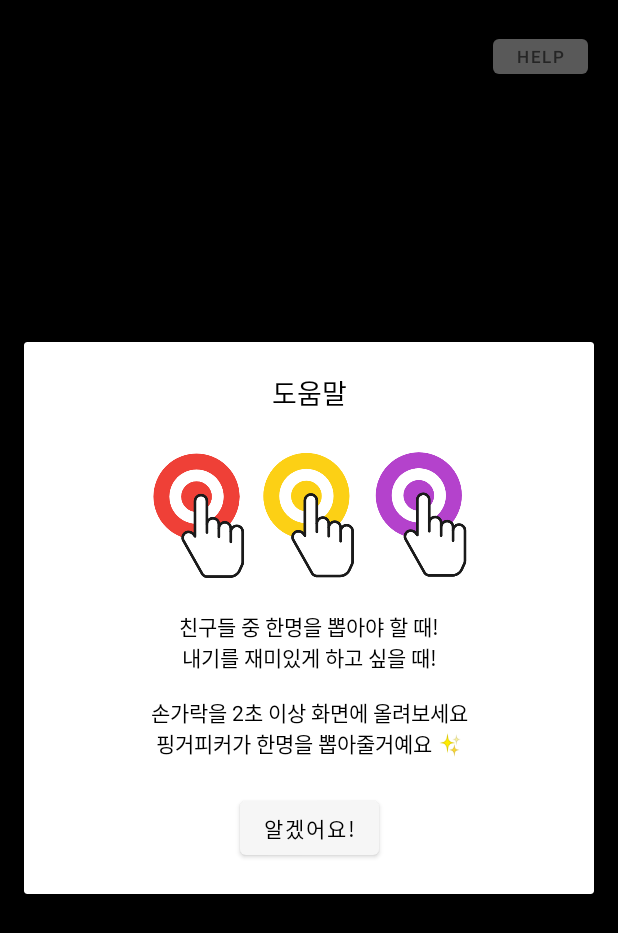
After one commit to yeonkims/finger-pick, an Android app: the fragment HelpDialog placed in its activity, on a phone screen of 412 x 824 dp. The commit adds this screen. Shown: the top 933 px of the screen. Run offline under Robolectric (Android 15) with nearby library versions, the phone set to English and light mode, and no system bars; our stand-ins replace data binding.

Commit message:
feat: add help dialog

```diff
--- a/app/build.gradle
+++ b/app/build.gradle
@@ -30,6 +30,11 @@ android {
     kotlinOptions {
         jvmTarget = '1.8'
     }
+
+    dataBinding {
+        enabled = true
+    }
+
 }
 
 dependencies {
--- a/app/src/main/java/com/yeonkims/fingerpick/ui/PickerFragment.kt
+++ b/app/src/main/java/com/yeonkims/fingerpick/ui/PickerFragment.kt
@@ -5,15 +5,34 @@ import androidx.fragment.app.Fragment
 import android.view.LayoutInflater
 import android.view.View
 import android.view.ViewGroup
+import androidx.databinding.DataBindingUtil
 import com.yeonkims.fingerpick.R
+import com.yeonkims.fingerpick.databinding.FragmentHelpDialogBinding
+import com.yeonkims.fingerpick.databinding.FragmentPickerBinding
+import com.yeonkims.fingerpick.ui.help.HelpDialog
 
 class PickerFragment : Fragment() {
+
+    lateinit var binding: FragmentPickerBinding
 
     override fun onCreateView(
         inflater: LayoutInflater, container: ViewGroup?,
         savedInstanceState: Bundle?
     ): View? {
-        return inflater.inflate(R.layout.fragment_picker, container, false)
+
+        binding = DataBindingUtil.inflate(
+            inflater, R.layout.fragment_picker, container, false
+        )
+        setOnClickListener()
+        return binding.root
     }
 
+    private fun setOnClickListener() {
+        binding.helpBtn.setOnClickListener {
+            HelpDialog().show(
+                parentFragmentManager,
+                HelpDialog.TAG
+            )
+        }
+    }
 }
--- /dev/null
+++ b/app/src/main/java/com/yeonkims/fingerpick/ui/help/HelpDialog.kt
@@ -0,0 +1,39 @@
+package com.yeonkims.fingerpick.ui.help
+
+import android.os.Bundle
+import android.view.LayoutInflater
+import android.view.View
+import android.view.ViewGroup
+import androidx.databinding.DataBindingUtil
+import androidx.fragment.app.DialogFragment
+import com.yeonkims.fingerpick.R
+import com.yeonkims.fingerpick.databinding.FragmentHelpDialogBinding
+
+
+class HelpDialog : DialogFragment() {
+
+    lateinit var binding: FragmentHelpDialogBinding
+
+    override fun onCreateView(
+        inflater: LayoutInflater, container: ViewGroup?,
+        savedInstanceState: Bundle?
+    ): View {
+        binding = DataBindingUtil.inflate(LayoutInflater.from(context),
+            R.layout.fragment_help_dialog, null, false)
+
+        setOnClickListeners()
+
+        return binding.root
+    }
+
+    private fun setOnClickListeners() {
+        binding.confirmButton.setOnClickListener {
+            dismiss()
+        }
+    }
+
+    companion object {
+        const val TAG = "HelpDialog"
+    }
+
+}
--- a/app/src/main/res/drawable/circle_button.xml
+++ /dev/null
@@ -1,4 +0,0 @@
-<?xml version="1.0" encoding="utf-8"?>
-<shape xmlns:android="http://schemas.android.com/apk/res/android"
-    android:shape="oval">
-</shape>
--- /dev/null
+++ b/app/src/main/res/layout/fragment_help_dialog.xml
@@ -0,0 +1,66 @@
+<?xml version="1.0" encoding="utf-8"?>
+<layout xmlns:tools="http://schemas.android.com/tools"
+    xmlns:android="http://schemas.android.com/apk/res/android"
+    xmlns:app="http://schemas.android.com/apk/res-auto">
+
+    <androidx.constraintlayout.widget.ConstraintLayout
+        android:layout_width="match_parent"
+        android:layout_height="wrap_content"
+        android:gravity="center"
+        android:padding="20dp"
+        android:orientation="vertical">
+
+        <TextView
+            android:id="@+id/help_title"
+            android:layout_width="match_parent"
+            android:layout_height="wrap_content"
+            android:gravity="center"
+            android:paddingBottom="12dp"
+            android:text="@string/help_title"
+            android:textAppearance="@style/TextAppearance.AppCompat.Medium"
+            android:textColor="@color/black"
+            app:layout_constraintBottom_toTopOf="@+id/img_touch"
+            app:layout_constraintEnd_toEndOf="parent"
+            app:layout_constraintStart_toStartOf="parent"
+            app:layout_constraintTop_toTopOf="parent" />
+
+        <ImageView
+            android:id="@+id/img_touch"
+            android:layout_width="wrap_content"
+            android:layout_height="90dp"
+            android:layout_marginTop="10dp"
+            app:layout_constraintEnd_toEndOf="parent"
+            app:layout_constraintStart_toStartOf="parent"
+            app:layout_constraintTop_toBottomOf="@+id/help_title"
+            app:srcCompat="@drawable/img_touch" />
+
+
+        <TextView
+            android:id="@+id/help_content"
+            android:layout_width="match_parent"
+            android:layout_height="wrap_content"
+            android:layout_marginTop="20dp"
+            android:gravity="center"
+            android:lines="5"
+            android:paddingBottom="12dp"
+            android:text="@string/help_content"
+            android:textAppearance="@style/TextAppearance.AppCompat.Small"
+            android:textColor="@color/black"
+            app:layout_constraintEnd_toEndOf="parent"
+            app:layout_constraintStart_toStartOf="parent"
+            app:layout_constraintTop_toBottomOf="@+id/img_touch" />
+
+        <Button
+            android:id="@+id/confirm_button"
+            android:layout_width="wrap_content"
+            android:layout_height="wrap_content"
+            android:layout_marginTop="10dp"
+            android:text="@string/help_btn"
+            android:textSize="14sp"
+            app:backgroundTint="#F6F6F6"
+            app:layout_constraintEnd_toEndOf="parent"
+            app:layout_constraintStart_toStartOf="parent"
+            app:layout_constraintTop_toBottomOf="@+id/help_content" />
+
+    </androidx.constraintlayout.widget.ConstraintLayout>
+</layout>
--- a/app/src/main/res/layout/fragment_picker.xml
+++ b/app/src/main/res/layout/fragment_picker.xml
@@ -1,10 +1,12 @@
 <?xml version="1.0" encoding="utf-8"?>
-<RelativeLayout xmlns:android="http://schemas.android.com/apk/res/android"
+<layout xmlns:android="http://schemas.android.com/apk/res/android"
     xmlns:app="http://schemas.android.com/apk/res-auto"
     xmlns:tools="http://schemas.android.com/tools"
+    tools:context=".ui.PickerFragment">
+
+    <RelativeLayout
         android:layout_width="match_parent"
-    android:layout_height="match_parent"
-    tools:context=".ui.PickerFragment">
+        android:layout_height="match_parent">
 
         <com.yeonkims.fingerpick.ui.multiTouch.MultiTouch
             android:id="@+id/multi_touch"
@@ -13,17 +15,23 @@
             android:background="@color/black" />
 
         <Button
-        android:id="@+id/button"
+            android:id="@+id/help_btn"
             android:layout_width="wrap_content"
             android:layout_height="wrap_content"
             android:layout_alignParentTop="true"
             android:layout_alignParentEnd="true"
-        android:layout_margin="20dp"
+            android:layout_marginStart="20dp"
+            android:layout_marginTop="20dp"
+            android:layout_marginEnd="20dp"
+            android:layout_marginBottom="20dp"
             android:minWidth="0dp"
             android:minHeight="0dp"
             android:text="@string/help"
             android:textColor="@color/grey"
-        android:textSize="7sp"
-        app:backgroundTint="#DFDFDF" />
+            android:textSize="11sp"
+            app:backgroundTint="#DFDFDF"
+            tools:ignore="TouchTargetSizeCheck" />
 
     </RelativeLayout>
+
+</layout>
--- a/app/src/main/res/values/strings.xml
+++ b/app/src/main/res/values/strings.xml
@@ -2,4 +2,7 @@
     <string name="app_name">FingerPick</string>
     <string name="hello_blank_fragment">Hello blank fragment</string>
     <string name="help">Help</string>
+    <string name="help_title">도움말</string>
+    <string name="help_content">친구들 중 한명을 뽑아야 할 때!\n내기를 재미있게 하고 싶을 때!\n \n손가락을 2초 이상 화면에 올려보세요\n핑거피커가 한명을 뽑아줄거예요 ✨</string>
+    <string name="help_btn">알겠어요!</string>
 </resources>
```
Also changed, not shown: app/src/main/res/drawable/img_touch.png (added). Lines whose indentation alone changed are shown as unchanged.
